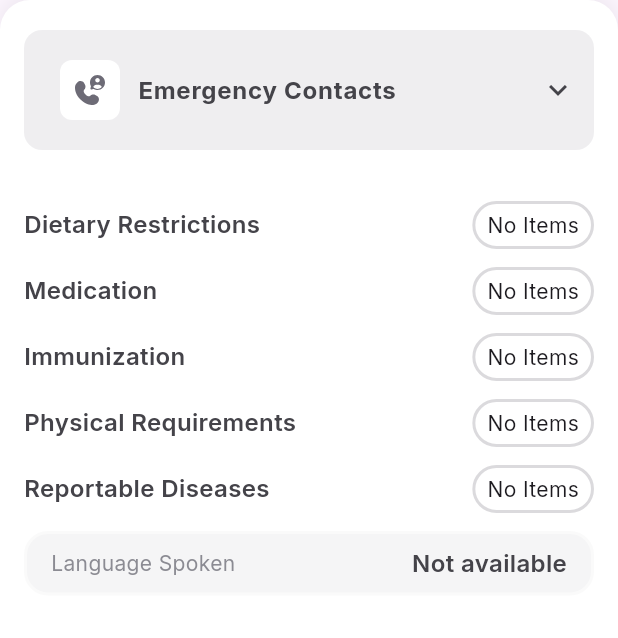
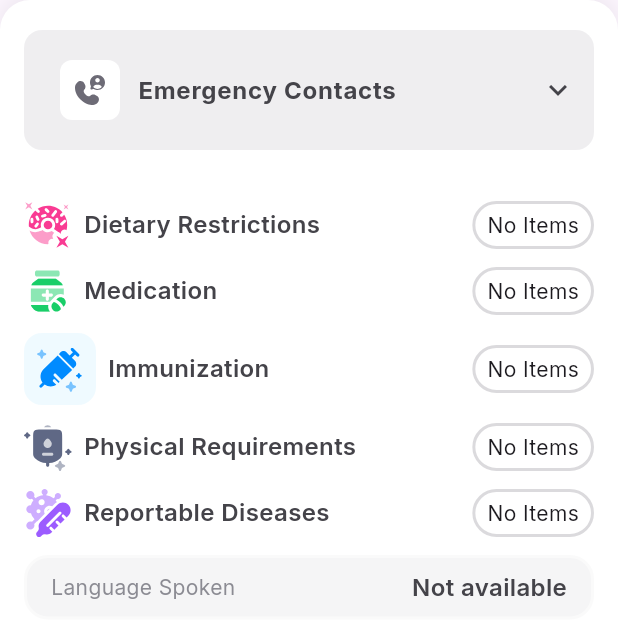
Before and after one commit to daniel-rezaei/daycare-teacher, a Flutter app: the ContentOverview widget shown alone on an empty page, opened directly with empty values, on a phone screen of 412 x 824 dp. Shown: the top 638 px of the screen. Run offline on Flutter 3.47's test engine with Material 3 defaults, Android fonts, the phone set to English and light mode, and no system bars; our stand-ins replace cached_network_image, dio, equatable, flutter_bloc, flutter_svg, get_it and 6 more; missing offline and left inert: clerk_auth, clerk_flutter; accounts and stored records are empty; network calls fail; project files that could hold a hidden picture were left out.

```diff
--- a/lib/features/child_profile/widgets/content_overview.dart
+++ b/lib/features/child_profile/widgets/content_overview.dart
@@ -20,6 +20,7 @@ import 'package:teacher_app/features/pickup_authorization/presentation/bloc/pick
 import 'package:teacher_app/features/profile/domain/entity/contact_entity.dart';
 // ignore: unused_import
 import 'package:teacher_app/features/reportable_disease/domain/entity/reportable_disease_entity.dart';
+import 'package:teacher_app/gen/assets.gen.dart';
 
 class ContentOverview extends StatefulWidget {
   final String childId;
@@ -323,7 +324,20 @@ class _ContentOverviewState extends State<ContentOverview> {
                                 SizedBox(height: 32),
                               ],
                               _ExpandableInfoSection(
-                                title: 'Dietary Restrictions',
+                                title: Row(
+                                  children: [
+                                    Assets.images.dietaryRestrictions.svg(),
+                                    SizedBox(width: 8),
+                                    const Text(
+                                      'Dietary Restrictions',
+                                      style: TextStyle(
+                                        color: Color(0xff444349),
+                                        fontSize: 16,
+                                        fontWeight: FontWeight.w600,
+                                      ),
+                                    ),
+                                  ],
+                                ),
                                 items: dietaryRestrictions,
                                 itemBuilder: (context, item) {
                                   return Container(
@@ -353,7 +367,20 @@ class _ContentOverviewState extends State<ContentOverview> {
                               ),
                               SizedBox(height: 12),
                               _ExpandableInfoSection(
-                                title: 'Medication',
+                                title: Row(
+                                  children: [
+                                    Assets.images.medication.svg(),
+                                    SizedBox(width: 8),
+                                    const Text(
+                                      'Medication',
+                                      style: TextStyle(
+                                        color: Color(0xff444349),
+                                        fontSize: 16,
+                                        fontWeight: FontWeight.w600,
+                                      ),
+                                    ),
+                                  ],
+                                ),
                                 items: medications,
                                 itemBuilder: (context, item) {
                                   return Container(
@@ -383,7 +410,20 @@ class _ContentOverviewState extends State<ContentOverview> {
                               ),
                               SizedBox(height: 12),
                               _ExpandableInfoSection(
-                                title: 'Immunization',
+                                title: Row(
+                                  children: [
+                                    Assets.images.immunization.svg(),
+                                    SizedBox(width: 8),
+                                    const Text(
+                                      'Immunization',
+                                      style: TextStyle(
+                                        color: Color(0xff444349),
+                                        fontSize: 16,
+                                        fontWeight: FontWeight.w600,
+                                      ),
+                                    ),
+                                  ],
+                                ),
                                 items: immunizations,
                                 itemBuilder: (context, item) {
                                   return Container(
@@ -413,7 +453,20 @@ class _ContentOverviewState extends State<ContentOverview> {
                               ),
                               SizedBox(height: 12),
                               _ExpandableInfoSection(
-                                title: 'Physical Requirements',
+                                title: Row(
+                                  children: [
+                                    Assets.images.physicalRequirements.svg(),
+                                    SizedBox(width: 8),
+                                    const Text(
+                                      'Physical Requirements',
+                                      style: TextStyle(
+                                        color: Color(0xff444349),
+                                        fontSize: 16,
+                                        fontWeight: FontWeight.w600,
+                                      ),
+                                    ),
+                                  ],
+                                ),
                                 items: physicalRequirements,
                                 itemBuilder: (context, item) {
                                   return Container(
@@ -443,7 +496,20 @@ class _ContentOverviewState extends State<ContentOverview> {
                               ),
                               SizedBox(height: 12),
                               _ExpandableInfoSection(
-                                title: 'Reportable Diseases',
+                                title: Row(
+                                  children: [
+                                    Assets.images.reportableDiseases.svg(),
+                                    SizedBox(width: 8),
+                                    const Text(
+                                      'Reportable Diseases',
+                                      style: TextStyle(
+                                        color: Color(0xff444349),
+                                        fontSize: 16,
+                                        fontWeight: FontWeight.w600,
+                                      ),
+                                    ),
+                                  ],
+                                ),
                                 items: reportableDiseases,
                                 itemIcon: Icons.sick_rounded,
                                 itemBuilder: (context, item) {
@@ -523,7 +589,7 @@ class _ContentOverviewState extends State<ContentOverview> {
 }
 
 class _InfoSectionRow extends StatelessWidget {
-  final String title;
+  final Widget title;
   final int itemCount;
 
   const _InfoSectionRow({
@@ -535,14 +601,7 @@ class _InfoSectionRow extends StatelessWidget {
   Widget build(BuildContext context) {
     return Row(
       children: [
-        Text(
-          title,
-          style: const TextStyle(
-            color: Color(0xff444349),
-            fontSize: 16,
-            fontWeight: FontWeight.w600,
-          ),
-        ),
+        title,
         const Spacer(),
         if (itemCount == 0)
           Container(
@@ -581,7 +640,7 @@ class _InfoSectionRow extends StatelessWidget {
 }
 
 class _ExpandableInfoSection<T> extends StatelessWidget {
-  final String title;
+  final Widget title;
   final List<T> items;
   final Widget Function(BuildContext context, T item) itemBuilder;
   final IconData? itemIcon;
@@ -621,14 +680,7 @@ class _ExpandableInfoSection<T> extends StatelessWidget {
         collapsedShape: const RoundedRectangleBorder(),
           title: Row(
             children: [
-              Text(
-                title,
-                style: const TextStyle(
-                  color: Color(0xff444349),
-                  fontSize: 16,
-                  fontWeight: FontWeight.w600,
-                ),
-              ),
+              title,
               const Spacer(),
               Container(
                 decoration: BoxDecoration(
```
